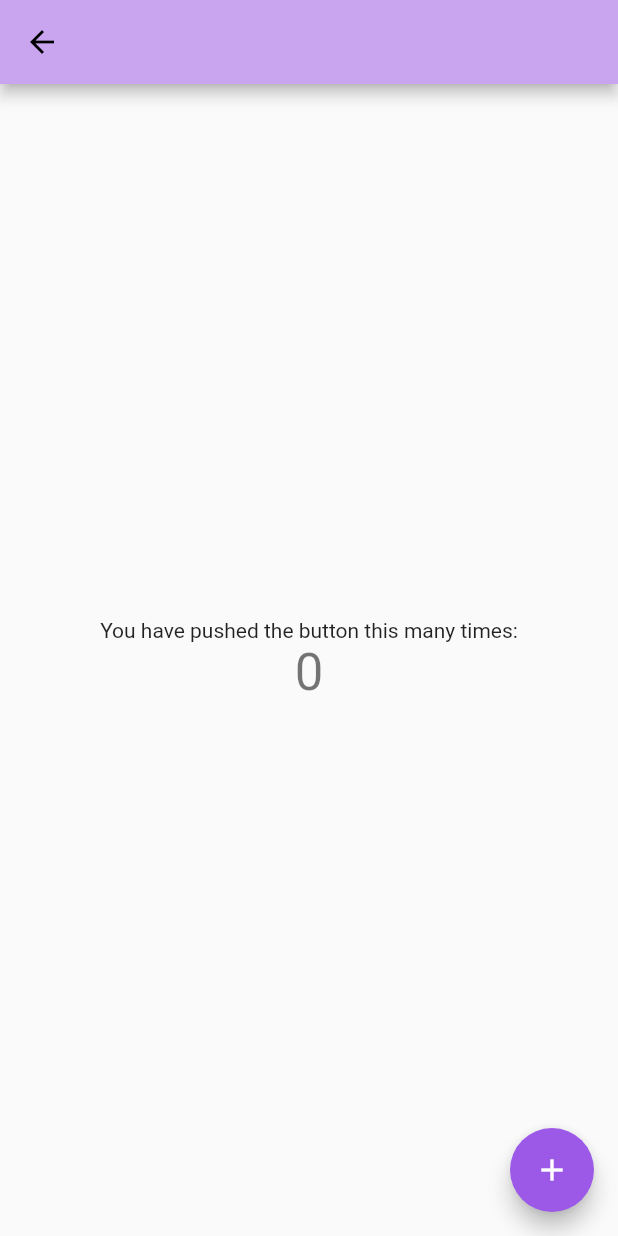
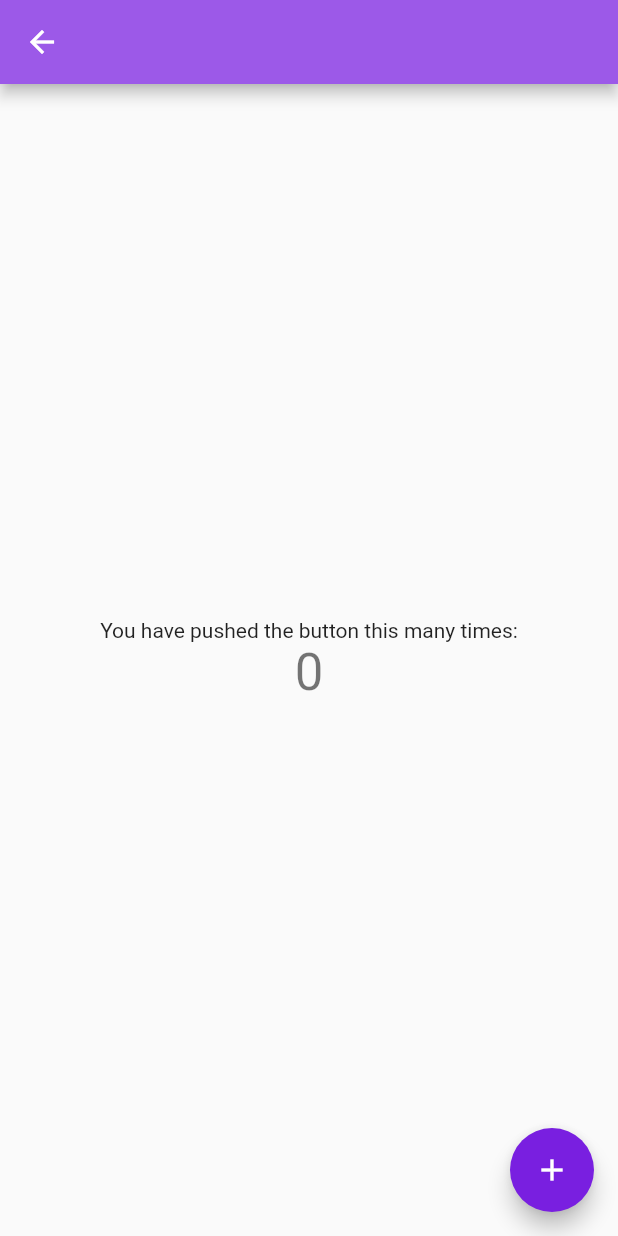
Before and after one commit to shhdwi/Pocket-Doc, a Flutter app: the MyHomePage screen opened directly with empty values, on a phone screen of 412 x 824 dp. Run offline on Flutter 3.47's test engine with Material 2 defaults, Android fonts, the phone set to English and light mode, and no system bars; our stand-ins replace date_picker_timeline, velocity_x.

Commit message:
modified user home page and theme

```diff
--- a/lib/themes/theme.dart
+++ b/lib/themes/theme.dart
@@ -1,22 +1,22 @@
   import 'package:flutter/material.dart';
   final ThemeData myTheme = ThemeData(
-    primarySwatch: MaterialColor(4291339758,{50: const Color( 0xfff2eafb )
-		, 100: const Color( 0xffe5d4f7 )
-		, 200: const Color( 0xffcba9ef )
-		, 300: const Color( 0xffb07ee7 )
-		, 400: const Color( 0xff9653df )
-		, 500: const Color( 0xff7c29d6 )
-		, 600: const Color( 0xff6320ac )
-		, 700: const Color( 0xff4a1881 )
-		, 800: const Color( 0xff321056 )
-		, 900: const Color( 0xff19082b )
+    primarySwatch: MaterialColor(4288436712,{50: Color( 0xfff2e9fc )
+		, 100: Color( 0xffe4d2f9 )
+		, 200: Color( 0xffcaa5f3 )
+		, 300: Color( 0xffaf79ec )
+		, 400: Color( 0xff944ce6 )
+		, 500: Color( 0xff791fe0 )
+		, 600: Color( 0xff6119b3 )
+		, 700: Color( 0xff491386 )
+		, 800: Color( 0xff310c5a )
+		, 900: Color( 0xff18062d )
 		}),
     brightness: Brightness.light,
-    primaryColor: Color( 0xffc8a5ee ),
-    primaryColorBrightness: Brightness.light,
-    primaryColorLight: Color( 0xffe5d4f7 ),
-    primaryColorDark: Color( 0xff2922cc ),
-    accentColor: Color( 0xff9c59e8 ),
+    primaryColor: Color( 0xff9c59e8 ),
+    primaryColorBrightness: Brightness.dark,
+    primaryColorLight: Color( 0xffe4d2f9 ),
+    primaryColorDark: Color( 0xff491386 ),
+    accentColor: Color( 0xff791fe0 ),
     accentColorBrightness: Brightness.dark,
     canvasColor: Color( 0xfffafafa ),
     scaffoldBackgroundColor: Color( 0xfffafafa ),
@@ -29,14 +29,14 @@
     unselectedWidgetColor: Color( 0x8a000000 ),
     disabledColor: Color( 0x61000000 ),
     buttonColor: Color( 0xffe0e0e0 ),
-    toggleableActiveColor: Color( 0xff6320ac ),
-    secondaryHeaderColor: Color( 0xfff2eafb ),
-    textSelectionColor: Color( 0xffcba9ef ),
+    toggleableActiveColor: Color( 0xff6119b3 ),
+    secondaryHeaderColor: Color( 0xfff2e9fc ),
+    textSelectionColor: Color( 0xffcaa5f3 ),
     cursorColor: Color( 0xff4285f4 ),
-    textSelectionHandleColor: Color( 0xffb07ee7 ),
-    backgroundColor: Color( 0xffcba9ef ),
+    textSelectionHandleColor: Color( 0xffaf79ec ),
+    backgroundColor: Color( 0xffcaa5f3 ),
     dialogBackgroundColor: Color( 0xffffffff ),
-    indicatorColor: Color( 0xff7c29d6 ),
+    indicatorColor: Color( 0xff791fe0 ),
     hintColor: Color( 0x8a000000 ),
     errorColor: Color( 0xffd32f2f ),
     buttonTheme: ButtonThemeData(
@@ -57,17 +57,17 @@
       focusColor: Color( 0x1f000000 ),
       hoverColor: Color( 0x0a000000 ),
       colorScheme: ColorScheme(
-        primary: Color( 0xffc8a5ee ),
-        primaryVariant: Color( 0xff4a1881 ),
-        secondary: Color( 0xff7c29d6 ),
-        secondaryVariant: Color( 0xff4a1881 ),
+        primary: Color( 0xff9c59e8 ),
+        primaryVariant: Color( 0xff491386 ),
+        secondary: Color( 0xff791fe0 ),
+        secondaryVariant: Color( 0xff491386 ),
         surface: Color( 0xffffffff ),
-        background: Color( 0xffcba9ef ),
+        background: Color( 0xffcaa5f3 ),
         error: Color( 0xffd32f2f ),
-        onPrimary: Color( 0xff000000 ),
+        onPrimary: Color( 0xffffffff ),
         onSecondary: Color( 0xffffffff ),
         onSurface: Color( 0xff000000 ),
-        onBackground: Color( 0xff000000 ),
+        onBackground: Color( 0xffffffff ),
         onError: Color( 0xffffffff ),
         brightness: Brightness.light,
       ),
@@ -154,79 +154,79 @@
     ),
     primaryTextTheme: TextTheme(
       headline1: TextStyle(
-      color: Color( 0x8a000000 ),
+      color: Color( 0xb3ffffff ),
       fontSize: null,
       fontWeight: FontWeight.w400,
       fontStyle: FontStyle.normal,
     ),
       headline2: TextStyle(
-      color: Color( 0x8a000000 ),
+      color: Color( 0xb3ffffff ),
       fontSize: null,
       fontWeight: FontWeight.w400,
       fontStyle: FontStyle.normal,
     ),
       headline3: TextStyle(
-      color: Color( 0x8a000000 ),
+      color: Color( 0xb3ffffff ),
       fontSize: null,
       fontWeight: FontWeight.w400,
       fontStyle: FontStyle.normal,
     ),
       headline4: TextStyle(
-      color: Color( 0x8a000000 ),
+      color: Color( 0xb3ffffff ),
       fontSize: null,
       fontWeight: FontWeight.w400,
       fontStyle: FontStyle.normal,
     ),
       headline5: TextStyle(
-      color: Color( 0xdd000000 ),
+      color: Color( 0xffffffff ),
       fontSize: null,
       fontWeight: FontWeight.w400,
       fontStyle: FontStyle.normal,
     ),
       headline6: TextStyle(
-      color: Color( 0xdd000000 ),
+      color: Color( 0xffffffff ),
       fontSize: null,
       fontWeight: FontWeight.w400,
       fontStyle: FontStyle.normal,
     ),
       subtitle1: TextStyle(
-      color: Color( 0xdd000000 ),
+      color: Color( 0xffffffff ),
       fontSize: null,
       fontWeight: FontWeight.w400,
       fontStyle: FontStyle.normal,
     ),
       bodyText1: TextStyle(
-      color: Color( 0xdd000000 ),
+      color: Color( 0xffffffff ),
       fontSize: null,
       fontWeight: FontWeight.w400,
       fontStyle: FontStyle.normal,
     ),
       bodyText2: TextStyle(
-      color: Color( 0xdd000000 ),
+      color: Color( 0xffffffff ),
       fontSize: null,
       fontWeight: FontWeight.w400,
       fontStyle: FontStyle.normal,
     ),
       caption: TextStyle(
-      color: Color( 0x8a000000 ),
+      color: Color( 0xb3ffffff ),
       fontSize: null,
       fontWeight: FontWeight.w400,
       fontStyle: FontStyle.normal,
     ),
       button: TextStyle(
-      color: Color( 0xdd000000 ),
+      color: Color( 0xffffffff ),
       fontSize: null,
       fontWeight: FontWeight.w400,
       fontStyle: FontStyle.normal,
     ),
       subtitle2: TextStyle(
-      color: Color( 0xff000000 ),
+      color: Color( 0xffffffff ),
       fontSize: null,
       fontWeight: FontWeight.w400,
       fontStyle: FontStyle.normal,
     ),
       overline: TextStyle(
-      color: Color( 0xff000000 ),
+      color: Color( 0xffffffff ),
       fontSize: null,
       fontWeight: FontWeight.w400,
       fontStyle: FontStyle.normal,
@@ -338,7 +338,6 @@
       fontStyle: FontStyle.normal,
     ),
     errorMaxLines: null,
-    floatingLabelBehavior: FloatingLabelBehavior.auto,
     isDense: false,
     contentPadding: EdgeInsets.only(top:12,bottom:12,left:0, right:0),
     isCollapsed : false,
@@ -361,7 +360,7 @@
       fontStyle: FontStyle.normal,
     ),
     filled: false,
-    fillColor: Color( 0x00000000 ),
+    fillColor: Color( 0x00000000 ), floatingLabelBehavior: FloatingLabelBehavior.auto,
     errorBorder: UnderlineInputBorder(
       borderSide: BorderSide(color: Color( 0xff000000 ), width: 1, style: BorderStyle.solid, ),
       borderRadius: BorderRadius.all(Radius.circular(4.0)),
@@ -393,7 +392,7 @@
       size: 24,
     ),
     primaryIconTheme: IconThemeData(
-      color: Color( 0xff000000 ),
+      color: Color( 0xffffffff ),
       opacity: 1,
       size: 24,
     ),
@@ -427,8 +426,8 @@
     ),
     tabBarTheme: TabBarTheme(
       indicatorSize: TabBarIndicatorSize.tab,
-      labelColor: Color( 0xdd000000 ),
-      unselectedLabelColor: Color( 0xb2000000 ),
+      labelColor: Color( 0xffffffff ),
+      unselectedLabelColor: Color( 0xb2ffffff ),
     ),
     chipTheme: ChipThemeData(
       backgroundColor: Color( 0x1f000000 ),
@@ -449,7 +448,7 @@
       fontWeight: FontWeight.w400,
       fontStyle: FontStyle.normal,
     ),
-      secondarySelectedColor: Color( 0x3dc8a5ee ),
+      secondarySelectedColor: Color( 0x3d9c59e8 ),
       selectedColor: Color( 0x3d000000 ),
       shape: StadiumBorder( side: BorderSide(color: Color( 0xff000000 ), width: 0, style: BorderStyle.none, ) ),
     ),
--- a/pubspec.yaml
+++ b/pubspec.yaml
@@ -34,7 +34,8 @@ dependencies:
   # The following adds the Cupertino Icons font to your application.
   # Use with the CupertinoIcons class for iOS style icons.
   cupertino_icons: ^1.0.2
-  horizontal_center_date_picker: ^2.0.0
+  velocity_x: ^3.4.0
+  date_picker_timeline: ^1.2.3
 
 dev_dependencies:
   flutter_test:
```
Also changed, not shown: lib/screens/user_homepage.dart (+74 -21 lines), pubspec.lock.
